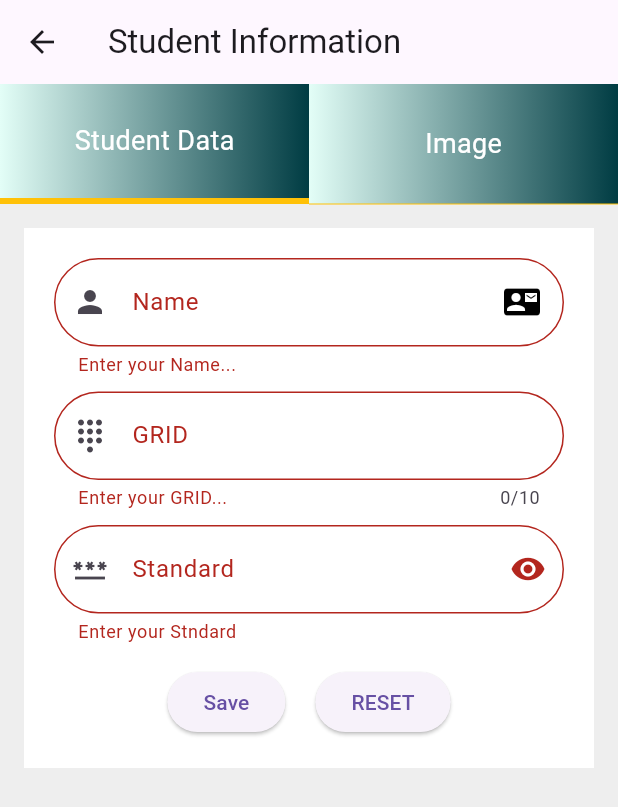
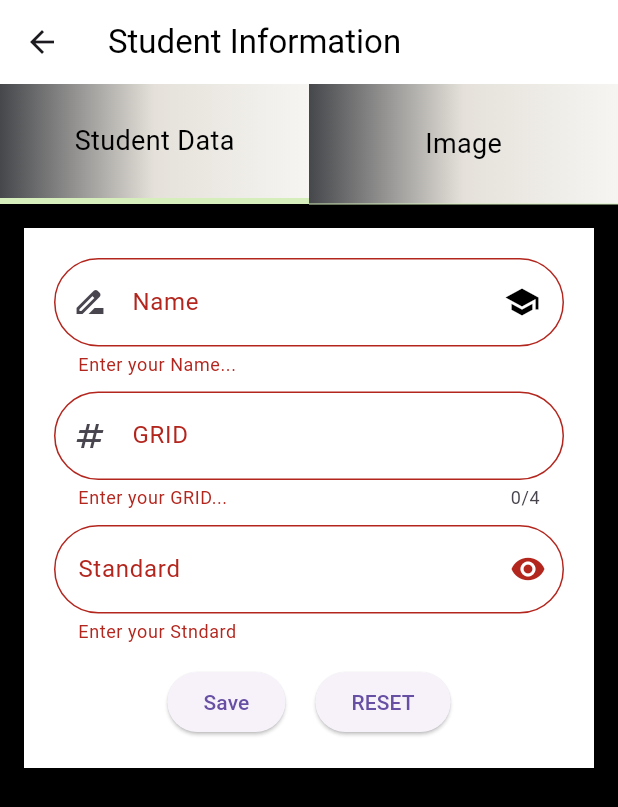
Before and after one commit to aarchimaniya/Exam_2, a Flutter app: the screen it shows after launch, after a tap on the "add box" icon, on a phone screen of 412 x 824 dp. Shown: the top 807 px of the screen. Run offline on Flutter 3.47's test engine with Material 3 defaults, Android fonts, the phone set to English and light mode, and no system bars; our stand-ins replace image_picker; network calls fail.

Commit message:
21/4/2024

```diff
--- a/lib/page/details_page/details_page.dart
+++ b/lib/page/details_page/details_page.dart
@@ -47,8 +47,7 @@ class _ContactInfoPageState extends State<ContactInfoPage> {
 
   TextEditingController nameController = TextEditingController(text: "Aarchi");
   TextEditingController GRIDController = TextEditingController(text: "3489");
-  TextEditingController StandardController =
-      TextEditingController(text: "Abc@6060");
+  TextEditingController StandardController = TextEditingController(text: "12");
 
   GlobalKey<FormState> formKey = GlobalKey<FormState>();
 
@@ -64,9 +63,13 @@ class _ContactInfoPageState extends State<ContactInfoPage> {
         child: Scaffold(
           // resizeToAvoidBottomInset: false,
           appBar: AppBar(
-            title: const Text("Student Information"),
+            backgroundColor: Colors.white,
+            title: const Text(
+              "Student Information",
+              style: TextStyle(color: Colors.black),
+            ),
           ),
-          backgroundColor: Colors.grey.shade200,
+          backgroundColor: Colors.black,
           body: Column(
             children: [
               //TabBar
@@ -88,13 +91,14 @@ class _ContactInfoPageState extends State<ContactInfoPage> {
                             begin: Alignment.topRight,
                             end: Alignment.topLeft,
                             colors: <Color>[
-                              Color(0xff003C43),
-                              Color(0xffE3FEF7)
+                              Color(0xffF6F5F2),
+                              Color(0xffE5E1DA),
+                              Color(0xFF45474B),
                             ],
                           ),
                           border: Border(
                             bottom: BorderSide(
-                              color: Colors.amber,
+                              color: Color(0xFFD5EEBB),
                               width: _selected == 0 ? 4 : 0,
                             ),
                           ),
@@ -102,7 +106,7 @@ class _ContactInfoPageState extends State<ContactInfoPage> {
                         child: const Text(
                           "Student Data",
                           style: TextStyle(
-                            color: Colors.white,
+                            color: Colors.black,
                             fontSize: 18,
                           ),
                         ),
@@ -125,13 +129,14 @@ class _ContactInfoPageState extends State<ContactInfoPage> {
                             begin: Alignment.topRight,
                             end: Alignment.topLeft,
                             colors: <Color>[
-                              Color(0xff003C43),
-                              Color(0xffE3FEF7)
+                              Color(0xffF6F5F2),
+                              Color(0xffE5E1DA),
+                              Color(0xFF45474B),
                             ],
                           ),
                           border: Border(
                             bottom: BorderSide(
-                              color: Colors.amber,
+                              color: Color(0xFFD5EEBB),
                               width: _selected == 1 ? 4 : 0,
                             ),
                           ),
@@ -139,7 +144,7 @@ class _ContactInfoPageState extends State<ContactInfoPage> {
                         child: const Text(
                           "Image",
                           style: TextStyle(
-                            color: Colors.white,
+                            color: Colors.black,
                             fontSize: 18,
                           ),
                         ),
@@ -171,9 +176,7 @@ class _ContactInfoPageState extends State<ContactInfoPage> {
                                   // controller: nameController,
                                   initialValue: StudentDataPgval.GRID,
                                   textInputAction: TextInputAction.done,
-                                  // onChanged: (val) {
-                                  //   ContactPageVal.name = val;
-                                  // },
+
                                   validator: (val) {
                                     if (val!.isEmpty) {
                                       return "Enter your Name...";
@@ -192,12 +195,13 @@ class _ContactInfoPageState extends State<ContactInfoPage> {
                                     log("==============");
                                   },
                                   decoration: InputDecoration(
-                                    prefixIcon: const Icon(Icons.person),
+                                    prefixIcon: const Icon(
+                                        Icons.drive_file_rename_outline),
                                     suffixIcon: Padding(
                                       padding:
                                           const EdgeInsets.only(right: 8.0),
                                       child: Icon(
-                                        Icons.contact_mail,
+                                        Icons.school,
                                         color: iconColor,
                                       ),
                                     ),
@@ -219,7 +223,7 @@ class _ContactInfoPageState extends State<ContactInfoPage> {
                                     focusedBorder: OutlineInputBorder(
                                       borderRadius: BorderRadius.circular(50),
                                       borderSide: const BorderSide(
-                                        color: Colors.green,
+                                        color: Colors.black,
                                         width: 2,
                                       ),
                                     ),
@@ -237,7 +241,7 @@ class _ContactInfoPageState extends State<ContactInfoPage> {
                                   validator: (val) {
                                     return (val!.isEmpty)
                                         ? "Enter your GRID..."
-                                        : (val.length == 10)
+                                        : (val.length == 4)
                                             ? null
                                             : "GRID is not required";
                                   },
@@ -245,9 +249,10 @@ class _ContactInfoPageState extends State<ContactInfoPage> {
                                     StudentDataPgval.GRID = val ?? "";
                                   },
                                   textInputAction: TextInputAction.next,
-                                  maxLength: 10,
+                                  maxLength: 4,
                                   decoration: InputDecoration(
-                                    prefixIcon: const Icon(Icons.dialpad),
+                                    prefixIcon:
+                                        const Icon(Icons.numbers_outlined),
                                     labelText: "GRID ",
                                     hintText: "Enter your GRID",
                                     hintStyle: TextStyle(
@@ -266,7 +271,7 @@ class _ContactInfoPageState extends State<ContactInfoPage> {
                                     focusedBorder: OutlineInputBorder(
                                       borderRadius: BorderRadius.circular(50),
                                       borderSide: const BorderSide(
-                                        color: Colors.green,
+                                        color: Colors.black,
                                         width: 2,
                                       ),
                                     ),
@@ -301,7 +306,6 @@ class _ContactInfoPageState extends State<ContactInfoPage> {
                                           ? Icons.visibility_off
                                           : Icons.visibility),
                                     ),
-                                    prefixIcon: const Icon(Icons.password),
                                     labelText: "Standard",
                                     hintText: "Enter your standard",
                                     hintStyle: TextStyle(
@@ -320,7 +324,7 @@ class _ContactInfoPageState extends State<ContactInfoPage> {
                                     focusedBorder: OutlineInputBorder(
                                       borderRadius: BorderRadius.circular(50),
                                       borderSide: const BorderSide(
-                                        color: Colors.green,
+                                        color: Colors.black,
                                         width: 2,
                                       ),
                                     ),
@@ -342,7 +346,7 @@ class _ContactInfoPageState extends State<ContactInfoPage> {
                                           log(StudentDataPgval.Standard);
 
                                           SnackBar snackBar = SnackBar(
-                                            backgroundColor: Colors.green,
+                                            backgroundColor: Colors.black,
 
                                             margin: const EdgeInsets.all(15),
                                             // width: 200,
@@ -415,6 +419,7 @@ class _ContactInfoPageState extends State<ContactInfoPage> {
                               child: const Text(
                                 "ADD",
                                 style: TextStyle(
+                                  color: Colors.black,
                                   fontSize: 25,
                                 ),
                               ),
@@ -456,7 +461,7 @@ class _ContactInfoPageState extends State<ContactInfoPage> {
                                 );
                               },
                               child: CircleAvatar(
-                                backgroundColor: Colors.blueAccent,
+                                backgroundColor: Colors.black,
                                 child: Icon(
                                   Icons.camera,
                                   color: Colors.white,
--- a/lib/page/home_page/home_page.dart
+++ b/lib/page/home_page/home_page.dart
@@ -13,6 +13,7 @@ class _HomePageState extends State<HomePage> {
   Widget build(BuildContext context) {
     Size size = MediaQuery.sizeOf(context);
     return Scaffold(
+      backgroundColor: Colors.black,
       appBar: AppBar(
         backgroundColor: Colors.black,
         centerTitle: true,
@@ -32,7 +33,11 @@ class _HomePageState extends State<HomePage> {
                 gradient: LinearGradient(
                   begin: Alignment.topRight,
                   end: Alignment.topLeft,
-                  colors: <Color>[Color(0xff003C43), Color(0xffE3FEF7)],
+                  colors: <Color>[
+                    Color(0xffF6F5F2),
+                    Color(0xffE5E1DA),
+                    Color(0xFF45474B),
+                  ],
                 ),
                 borderRadius: BorderRadius.circular(30),
                 color: Color(0xff874CCC),
@@ -73,7 +78,11 @@ class _HomePageState extends State<HomePage> {
                     gradient: LinearGradient(
                       begin: Alignment.topRight,
                       end: Alignment.topLeft,
-                      colors: <Color>[Color(0xff003C43), Color(0xffE3FEF7)],
+                      colors: <Color>[
+                        Color(0xffF6F5F2),
+                        Color(0xffE5E1DA),
+                        Color(0xFF45474B),
+                      ],
                     ),
                     borderRadius: BorderRadius.circular(30),
                     color: Color(0xff874CCC),
@@ -112,7 +121,11 @@ class _HomePageState extends State<HomePage> {
                         gradient: LinearGradient(
                           begin: Alignment.topRight,
                           end: Alignment.topLeft,
-                          colors: <Color>[Color(0xff003C43), Color(0xffE3FEF7)],
+                          colors: <Color>[
+                            Color(0xffF6F5F2),
+                            Color(0xffE5E1DA),
+                            Color(0xFF45474B),
+                          ],
                         ),
                         borderRadius: BorderRadius.circular(30),
                       ),
--- a/lib/page/splash_screen/splashscreen.dart
+++ b/lib/page/splash_screen/splashscreen.dart
@@ -32,7 +32,7 @@ class _SplashScreenState extends State<SplashScreen> {
           decoration: const BoxDecoration(
             image: DecorationImage(
               image: NetworkImage(
-                "https://i.pinimg.com/564x/fd/a0/4a/fda04a5ec0f646e693d1380c4629aaf0.jpg",
+                "https://i.pinimg.com/564x/93/bd/70/93bd70724fce6fcee0d497becdb61fec.jpg",
               ),
               fit: BoxFit.cover,
             ),
--- a/pubspec.yaml
+++ b/pubspec.yaml
@@ -64,6 +64,8 @@ flutter:
   #   - images/a_dot_burr.jpeg
   #   - images/a_dot_ham.jpeg
 
+  assets:
+    - assets/images/category/
   # An image asset can refer to one or more resolution-specific "variants", see
   # https://flutter.dev/assets-and-images/#resolution-aware
 
```
